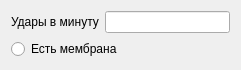
Old version of the form drum.ui in the repository mcstarioni/OBOSSANIY-CURSACH.
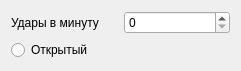
New version of the form.

Diff of the .ui file:
```diff
--- a/drum.ui
+++ b/drum.ui
@@ -24,14 +24,18 @@
       </widget>
      </item>
      <item>
-      <widget class="QLineEdit" name="bpmEdit"/>
+      <widget class="QSpinBox" name="bpm">
+       <property name="bpm" stdset="0">
+        <number>0</number>
+       </property>
+      </widget>
      </item>
     </layout>
    </item>
    <item>
     <widget class="QRadioButton" name="radioButton">
      <property name="text">
-      <string>Есть мембрана</string>
+      <string>Открытый</string>
      </property>
     </widget>
    </item>
```
